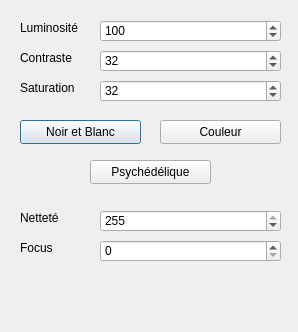
Pascaline-G/Projet_Wifibot, file wifiBot/controleimage.ui: the form before one commit; both pictures show x 0 to 298 and y 0 to 332 of the 298 by 510 pixel window.
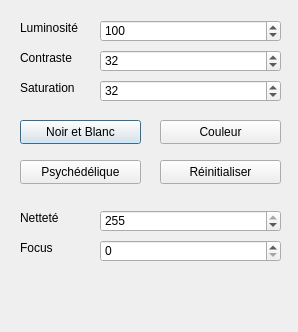
The form after the commit.

```diff
--- a/wifiBot/controleimage.ui
+++ b/wifiBot/controleimage.ui
@@ -199,7 +199,7 @@
   <widget class="QPushButton" name="pBPsychdlique">
    <property name="geometry">
     <rect>
-     <x>90</x>
+     <x>20</x>
      <y>160</y>
      <width>121</width>
      <height>24</height>
@@ -209,6 +209,19 @@
     <string>Psychédélique</string>
    </property>
   </widget>
+  <widget class="QPushButton" name="pBReinit">
+   <property name="geometry">
+    <rect>
+     <x>160</x>
+     <y>160</y>
+     <width>121</width>
+     <height>24</height>
+    </rect>
+   </property>
+   <property name="text">
+    <string>Réinitialiser</string>
+   </property>
+  </widget>
  </widget>
  <resources/>
  <connections/>
```
